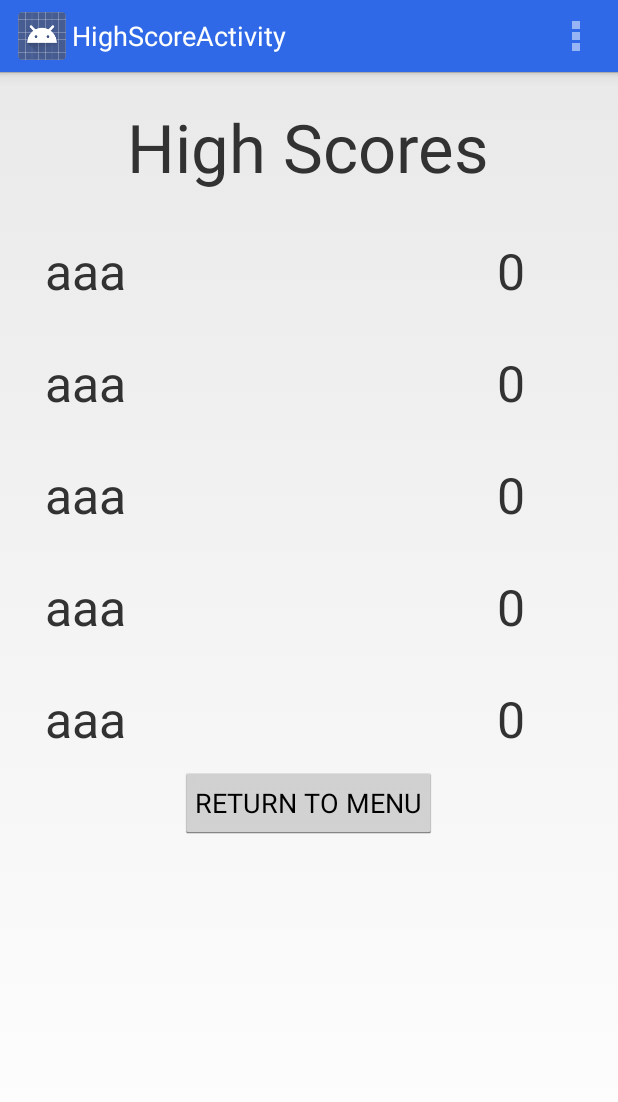
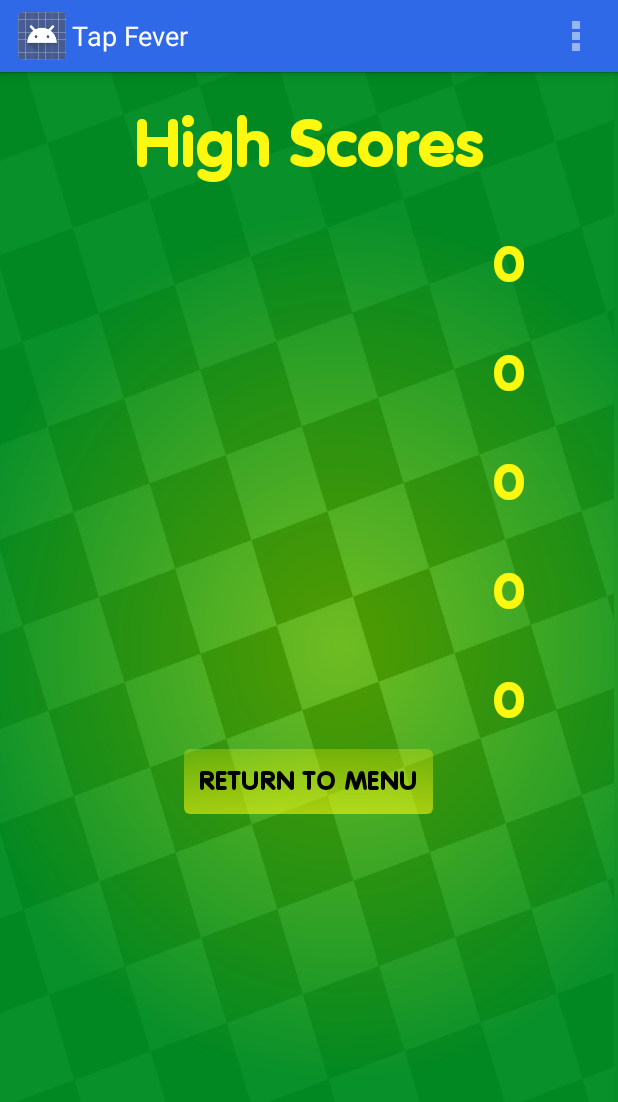
Before and after one commit to enderceylan/Android---Tap-Game, an Android app: the HighScoreActivity screen opened directly, with no data from a screen before it, on a phone screen of 412 x 824 dp. Shown: the top 1102 px of the screen. Run offline under Robolectric (Android 15) with nearby library versions, the phone set to English and light mode, and no system bars.

Commit message:
Graphics update

```diff
--- a/TapGame/app/build.gradle
+++ b/TapGame/app/build.gradle
@@ -13,7 +13,7 @@ android {
     }
     buildTypes {
         release {
-            runProguard false
+            minifyEnabled false
             proguardFiles getDefaultProguardFile('proguard-android.txt'), 'proguard-rules.pro'
         }
     }
--- a/TapGame/app/src/main/java/com/example/username/tapgame/HighScoreActivity.java
+++ b/TapGame/app/src/main/java/com/example/username/tapgame/HighScoreActivity.java
@@ -1,7 +1,9 @@
 package com.example.username.tapgame;
 
 import android.app.Activity;
+import android.content.Context;
 import android.content.Intent;
+import android.graphics.Typeface;
 import android.os.Bundle;
 import android.view.Menu;
 import android.view.MenuItem;
@@ -14,8 +16,15 @@ public class HighScoreActivity extends Activity {
     private Button returnButton;
     private String[] names = {"","","","",""};
     private int[] scores = {0,0,0,0,0};
+    private TextView titleText;
     private TextView[] nameText;
     private TextView[] scoreText;
+
+    public static final Typeface VAGRoundedBlack(Context context)
+    {
+        Typeface typeface = Typeface.createFromAsset(context.getApplicationContext().getAssets(), "fonts/vag-rounded-black.ttf");
+        return typeface;
+    }
 
     @Override
     protected void onCreate(Bundle savedInstanceState) {
@@ -28,7 +37,11 @@ public class HighScoreActivity extends Activity {
             names = bundle.getStringArray("nameArray");
         }
         returnButton = (Button) findViewById(R.id.returnButton);
+        returnButton.setTypeface(VAGRoundedBlack(this));
         returnButton.setOnClickListener(returnListener);
+
+        titleText = (TextView) findViewById(R.id.scoreBoardText);
+        titleText.setTypeface(VAGRoundedBlack(this));
 
         nameText = new TextView[5];
         scoreText = new TextView[5];
@@ -49,6 +62,11 @@ public class HighScoreActivity extends Activity {
         scoreText[2] = (TextView) findViewById(R.id.score3);
         scoreText[3] = (TextView) findViewById(R.id.score4);
         scoreText[4] = (TextView) findViewById(R.id.score5);
+
+        for(int i = 0; i < 5; i++) {
+            nameText[i].setTypeface(VAGRoundedBlack(this));
+            scoreText[i].setTypeface(VAGRoundedBlack(this));
+        }
 
         setBoard();
     }
--- /dev/null
+++ b/TapGame/app/src/main/res/drawable-mdpi/gradient.xml
@@ -0,0 +1,9 @@
+<?xml version="1.0" encoding="utf-8"?>
+<shape xmlns:android="http://schemas.android.com/apk/res/android"
+    android:shape="rectangle">
+    <gradient
+        android:startColor="#45FCF80F"
+        android:endColor="#95FCF80F"
+        android:angle="270" />
+    <corners android:radius="4dp"/>
+</shape>
--- a/TapGame/app/src/main/res/layout/dialog_high_score.xml
+++ b/TapGame/app/src/main/res/layout/dialog_high_score.xml
@@ -10,6 +10,7 @@
         android:paddingTop="10pt"
         android:textSize="20pt"
         android:layout_gravity="center"
+        android:textColor="#000000"
         android:layout_width="wrap_content"
         android:layout_height="wrap_content"
         />
@@ -20,6 +21,7 @@
         android:paddingTop="5pt"
         android:textSize="9pt"
         android:layout_gravity="center"
+        android:textColor="#000000"
         android:layout_width="wrap_content"
         android:layout_height="wrap_content"
         />
--- a/TapGame/app/src/main/res/layout/dialog_instructions.xml
+++ b/TapGame/app/src/main/res/layout/dialog_instructions.xml
@@ -20,6 +20,7 @@
         android:textSize="50dp"
         android:layout_gravity="center"
         android:gravity="center"
+        android:textColor="#000000"
         android:layout_marginTop="5dp"
         android:text="@string/instructionTitle"
         android:layout_width="wrap_content"
@@ -30,6 +31,7 @@
         android:textSize="30dp"
         android:layout_gravity="center"
         android:gravity="center"
+        android:textColor="#000000"
         android:layout_marginTop="5dp"
         android:layout_marginBottom="5dp"
         android:text="@string/instructionText"
--- a/TapGame/app/src/main/res/values/strings.xml
+++ b/TapGame/app/src/main/res/values/strings.xml
@@ -1,10 +1,10 @@
 <?xml version="1.0" encoding="utf-8"?>
 <resources>
 
-    <string name="app_name">TapGame</string>
+    <string name="app_name">Tap Fever</string>
     <string name="hello_world">Hello world!</string>
     <string name="action_settings">Settings</string>
-    <string name="mainTitle">Tap Game</string>
+    <string name="mainTitle">Tap Fever</string>
     <string name="mainButton">PLAY</string>
     <string name="instructionsButton">INSTRUCTIONS</string>
     <string name="title_activity_game">GameActivity</string>
@@ -21,15 +21,15 @@
     <string name="highScoreInstructions">Enter your name into the leaderboard!</string>
     <string name="highScoreButton">HIGH SCORES</string>
     <string name="nameField">Enter name here</string>
-    <string name="name1">aaa </string>
+    <string name="name1">  </string>
     <string name="score1">0 </string>
-    <string name="name2">aaa </string>
+    <string name="name2">  </string>
     <string name="score2">0 </string>
-    <string name="name3">aaa </string>
+    <string name="name3">  </string>
     <string name="score3">0 </string>
-    <string name="name4">aaa </string>
+    <string name="name4">  </string>
     <string name="score4">0 </string>
-    <string name="name5">aaa </string>
+    <string name="name5">  </string>
     <string name="score5">0 </string>
 
 </resources>
--- a/TapGame/app/src/main/res/values/styles.xml
+++ b/TapGame/app/src/main/res/values/styles.xml
@@ -4,17 +4,31 @@
     <style name="AppTheme" parent="android:Theme.Holo.Light.DarkActionBar">
         <!-- Customize your theme here. -->
         <item name="android:actionBarStyle">@style/ActionBarTheme</item>
+        <item name="android:windowBackground">@drawable/tap_bg</item>
+        <item name="android:textColor">#FCF80F</item>
+        <item name="android:buttonStyle">@style/ButtonTheme</item>
+        <item name="android:alertDialogTheme">@style/CustomDialogTheme</item>
     </style>
 
     <style name="ActionBarTheme" parent="android:Widget.Holo.Light.ActionBar">
         <item name="android:background">#ff2f69e8</item>
         <item name="android:titleTextStyle">@style/TitleTextStyle</item>
+        <item name="android:title">@string/mainTitle</item>
     </style>
 
     <style name="TitleTextStyle" parent="android:TextAppearance.Holo.Widget.ActionBar.Title">
         <item name="android:textColor">#FFFFFF</item>
     </style>
 
+    <style name="ButtonTheme" parent="android:style/Widget.Button">
+        <item name="android:background">@drawable/gradient</item>
+    </style>
+
+    <style name="CustomDialogTheme" parent="android:Widget.Holo.Light">
+    </style>
+
+
+
 
 
 </resources>
--- a/TapGame/build.gradle
+++ b/TapGame/build.gradle
@@ -5,7 +5,7 @@ buildscript {
         jcenter()
     }
     dependencies {
-        classpath 'com.android.tools.build:gradle:0.12.2'
+        classpath 'com.android.tools.build:gradle:1.0.0-rc2'
 
         // NOTE: Do not place your application dependencies here; they belong
         // in the individual module build.gradle files
```
Also changed, not shown: TapGame/app/src/main/AndroidManifest.xml (+4 -3 lines), TapGame/app/src/main/java/com/example/username/tapgame/GameActivity.java (+13 -1 lines), TapGame/app/src/main/res/layout/activity_main.xml (+8 -1 lines), TapGame/app/src/main/ic_launcher-web.png (added), TapGame/app/src/main/res/drawable-hdpi/ic_launcher.png, TapGame/app/src/main/res/drawable-hdpi/tap_bg.png (added), TapGame/app/src/main/res/drawable-mdpi/ic_launcher.png, TapGame/app/src/main/res/drawable-xhdpi/ic_launcher.png, TapGame/app/src/main/res/drawable-xxhdpi/ic_launcher.png, TapGame/gradle/wrapper/gradle-wrapper.properties, 2 other files.
